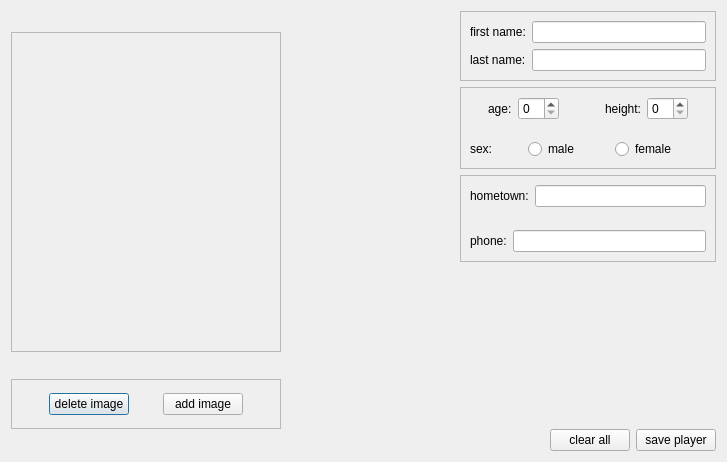
This is BVB_Manager/addplayer.ui in Sautenko-Andrey/BVB_Manager as Qt 5 draws it before an edit. The edited form follows.
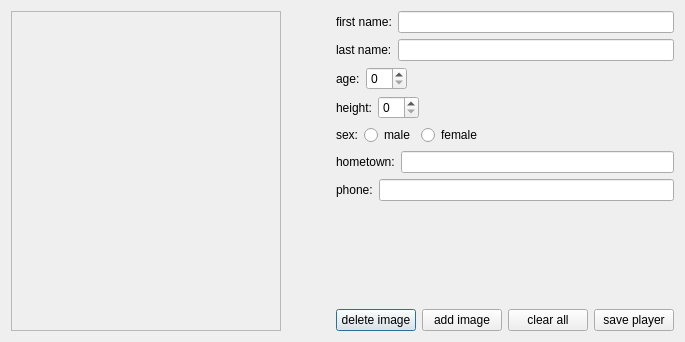
This is the edited form.

What changed in the file:
```diff
--- a/BVB_Manager/addplayer.ui
+++ b/BVB_Manager/addplayer.ui
@@ -6,19 +6,17 @@
    <rect>
     <x>0</x>
     <y>0</y>
-    <width>727</width>
-    <height>462</height>
+    <width>685</width>
+    <height>342</height>
    </rect>
   </property>
   <property name="windowTitle">
    <string>Dialog</string>
   </property>
-  <layout class="QVBoxLayout" name="verticalLayout_12">
+  <layout class="QHBoxLayout" name="horizontalLayout_10">
    <item>
     <layout class="QHBoxLayout" name="horizontalLayout_9">
      <item>
-      <layout class="QVBoxLayout" name="verticalLayout_3">
-       <item>
         <widget class="QFrame" name="imageFrame">
          <property name="minimumSize">
           <size>
@@ -62,118 +60,22 @@
         </widget>
        </item>
        <item>
-        <widget class="QFrame" name="frame">
-         <property name="minimumSize">
-          <size>
-           <width>270</width>
-           <height>50</height>
-          </size>
-         </property>
-         <property name="maximumSize">
-          <size>
-           <width>270</width>
-           <height>50</height>
-          </size>
-         </property>
-         <property name="frameShape">
-          <enum>QFrame::StyledPanel</enum>
-         </property>
-         <property name="frameShadow">
-          <enum>QFrame::Raised</enum>
-         </property>
-         <layout class="QVBoxLayout" name="verticalLayout_2">
-          <item>
-           <layout class="QHBoxLayout" name="horizontalLayout">
-            <item>
-             <spacer name="horizontalSpacer">
-              <property name="orientation">
-               <enum>Qt::Horizontal</enum>
-              </property>
-              <property name="sizeHint" stdset="0">
-               <size>
-                <width>40</width>
-                <height>20</height>
-               </size>
-              </property>
-             </spacer>
-            </item>
-            <item>
-             <widget class="QPushButton" name="deleteImageButton">
-              <property name="text">
-               <string>delete image</string>
-              </property>
-             </widget>
-            </item>
-            <item>
-             <spacer name="horizontalSpacer_2">
-              <property name="orientation">
-               <enum>Qt::Horizontal</enum>
-              </property>
-              <property name="sizeHint" stdset="0">
-               <size>
-                <width>40</width>
-                <height>20</height>
-               </size>
-              </property>
-             </spacer>
-            </item>
-            <item>
-             <widget class="QPushButton" name="addImageButton">
-              <property name="text">
-               <string>add image</string>
-              </property>
-             </widget>
-            </item>
-            <item>
-             <spacer name="horizontalSpacer_3">
-              <property name="orientation">
-               <enum>Qt::Horizontal</enum>
-              </property>
-              <property name="sizeHint" stdset="0">
-               <size>
-                <width>40</width>
-                <height>20</height>
-               </size>
-              </property>
-             </spacer>
-            </item>
-           </layout>
-          </item>
-         </layout>
-        </widget>
-       </item>
-      </layout>
-     </item>
-     <item>
       <spacer name="horizontalSpacer_10">
        <property name="orientation">
         <enum>Qt::Horizontal</enum>
        </property>
        <property name="sizeHint" stdset="0">
         <size>
-         <width>18</width>
+         <width>13</width>
          <height>20</height>
         </size>
        </property>
       </spacer>
      </item>
      <item>
-      <layout class="QVBoxLayout" name="verticalLayout_11">
+      <layout class="QVBoxLayout" name="verticalLayout_2">
        <item>
-        <layout class="QVBoxLayout" name="verticalLayout_10">
-         <item>
-          <layout class="QVBoxLayout" name="verticalLayout_9">
-           <item>
-            <widget class="QFrame" name="frame_2">
-             <property name="frameShape">
-              <enum>QFrame::StyledPanel</enum>
-             </property>
-             <property name="frameShadow">
-              <enum>QFrame::Raised</enum>
-             </property>
-             <layout class="QVBoxLayout" name="verticalLayout_4">
-              <item>
-               <layout class="QHBoxLayout" name="horizontalLayout_2">
+        <layout class="QHBoxLayout" name="horizontalLayout_3">
                 <item>
                  <widget class="QLabel" name="label">
                   <property name="text">
@@ -187,7 +89,7 @@
                </layout>
               </item>
               <item>
-               <layout class="QHBoxLayout" name="horizontalLayout_3">
+        <layout class="QHBoxLayout" name="horizontalLayout_2">
                 <item>
                  <widget class="QLabel" name="label_2">
                   <property name="text">
@@ -200,35 +102,8 @@
                 </item>
                </layout>
               </item>
-             </layout>
-            </widget>
-           </item>
-           <item>
-            <widget class="QFrame" name="frame_3">
-             <property name="frameShape">
-              <enum>QFrame::StyledPanel</enum>
-             </property>
-             <property name="frameShadow">
-              <enum>QFrame::Raised</enum>
-             </property>
-             <layout class="QVBoxLayout" name="verticalLayout_6">
-              <item>
-               <layout class="QVBoxLayout" name="verticalLayout_5">
                 <item>
                  <layout class="QHBoxLayout" name="horizontalLayout_4">
-                  <item>
-                   <spacer name="horizontalSpacer_5">
-                    <property name="orientation">
-                     <enum>Qt::Horizontal</enum>
-                    </property>
-                    <property name="sizeHint" stdset="0">
-                     <size>
-                      <width>18</width>
-                      <height>20</height>
-                     </size>
-                    </property>
-                   </spacer>
-                  </item>
                   <item>
                    <widget class="QLabel" name="label_3">
                     <property name="text">
@@ -246,12 +121,16 @@
                     </property>
                     <property name="sizeHint" stdset="0">
                      <size>
-                      <width>40</width>
+             <width>178</width>
                       <height>20</height>
                      </size>
                     </property>
                    </spacer>
                   </item>
+        </layout>
+       </item>
+       <item>
+        <layout class="QHBoxLayout" name="horizontalLayout_8">
                   <item>
                    <widget class="QLabel" name="label_4">
                     <property name="text">
@@ -269,7 +148,7 @@
                     </property>
                     <property name="sizeHint" stdset="0">
                      <size>
-                      <width>18</width>
+             <width>148</width>
                       <height>20</height>
                      </size>
                     </property>
@@ -277,19 +156,6 @@
                   </item>
                  </layout>
                 </item>
-                <item>
-                 <spacer name="verticalSpacer">
-                  <property name="orientation">
-                   <enum>Qt::Vertical</enum>
-                  </property>
-                  <property name="sizeHint" stdset="0">
-                   <size>
-                    <width>20</width>
-                    <height>13</height>
-                   </size>
-                  </property>
-                 </spacer>
-                </item>
                 <item>
                  <layout class="QHBoxLayout" name="horizontalLayout_5">
                   <item>
@@ -299,19 +165,6 @@
                     </property>
                    </widget>
                   </item>
-                  <item>
-                   <spacer name="horizontalSpacer_7">
-                    <property name="orientation">
-                     <enum>Qt::Horizontal</enum>
-                    </property>
-                    <property name="sizeHint" stdset="0">
-                     <size>
-                      <width>18</width>
-                      <height>20</height>
-                     </size>
-                    </property>
-                   </spacer>
-                  </item>
                   <item>
                    <widget class="QRadioButton" name="maleRadioButton">
                     <property name="text">
@@ -319,19 +172,6 @@
                     </property>
                    </widget>
                   </item>
-                  <item>
-                   <spacer name="horizontalSpacer_8">
-                    <property name="orientation">
-                     <enum>Qt::Horizontal</enum>
-                    </property>
-                    <property name="sizeHint" stdset="0">
-                     <size>
-                      <width>18</width>
-                      <height>20</height>
-                     </size>
-                    </property>
-                   </spacer>
-                  </item>
                   <item>
                    <widget class="QRadioButton" name="femaleRadioButton">
                     <property name="text">
@@ -340,13 +180,13 @@
                    </widget>
                   </item>
                   <item>
-                   <spacer name="horizontalSpacer_9">
+          <spacer name="horizontalSpacer_7">
                     <property name="orientation">
                      <enum>Qt::Horizontal</enum>
                     </property>
                     <property name="sizeHint" stdset="0">
                      <size>
-                      <width>18</width>
+             <width>98</width>
                       <height>20</height>
                      </size>
                     </property>
@@ -354,22 +194,6 @@
                   </item>
                  </layout>
                 </item>
-               </layout>
-              </item>
-             </layout>
-            </widget>
-           </item>
-           <item>
-            <widget class="QFrame" name="frame_4">
-             <property name="frameShape">
-              <enum>QFrame::StyledPanel</enum>
-             </property>
-             <property name="frameShadow">
-              <enum>QFrame::Raised</enum>
-             </property>
-             <layout class="QVBoxLayout" name="verticalLayout_8">
-              <item>
-               <layout class="QVBoxLayout" name="verticalLayout_7">
                 <item>
                  <layout class="QHBoxLayout" name="horizontalLayout_7">
                   <item>
@@ -384,19 +208,6 @@
                   </item>
                  </layout>
                 </item>
-                <item>
-                 <spacer name="verticalSpacer_2">
-                  <property name="orientation">
-                   <enum>Qt::Vertical</enum>
-                  </property>
-                  <property name="sizeHint" stdset="0">
-                   <size>
-                    <width>20</width>
-                    <height>17</height>
-                   </size>
-                  </property>
-                 </spacer>
-                </item>
                 <item>
                  <layout class="QHBoxLayout" name="horizontalLayout_6">
                   <item>
@@ -411,13 +222,6 @@
                   </item>
                  </layout>
                 </item>
-               </layout>
-              </item>
-             </layout>
-            </widget>
-           </item>
-          </layout>
-         </item>
          <item>
           <spacer name="verticalSpacer_3">
            <property name="orientation">
@@ -426,27 +230,26 @@
            <property name="sizeHint" stdset="0">
             <size>
              <width>20</width>
-             <height>18</height>
+           <height>17</height>
             </size>
            </property>
           </spacer>
          </item>
-        </layout>
-       </item>
        <item>
-        <layout class="QHBoxLayout" name="horizontalLayout_8">
+        <layout class="QHBoxLayout" name="horizontalLayout">
          <item>
-          <spacer name="horizontalSpacer_11">
-           <property name="orientation">
-            <enum>Qt::Horizontal</enum>
+          <widget class="QPushButton" name="deleteImageButton">
+           <property name="text">
+            <string>delete image</string>
            </property>
-           <property name="sizeHint" stdset="0">
-            <size>
-             <width>78</width>
-             <height>20</height>
-            </size>
+          </widget>
+         </item>
+         <item>
+          <widget class="QPushButton" name="addImageButton">
+           <property name="text">
+            <string>add image</string>
            </property>
-          </spacer>
+          </widget>
          </item>
          <item>
           <widget class="QPushButton" name="clearAllButton">
```
Lines whose indentation alone changed are shown as unchanged.
